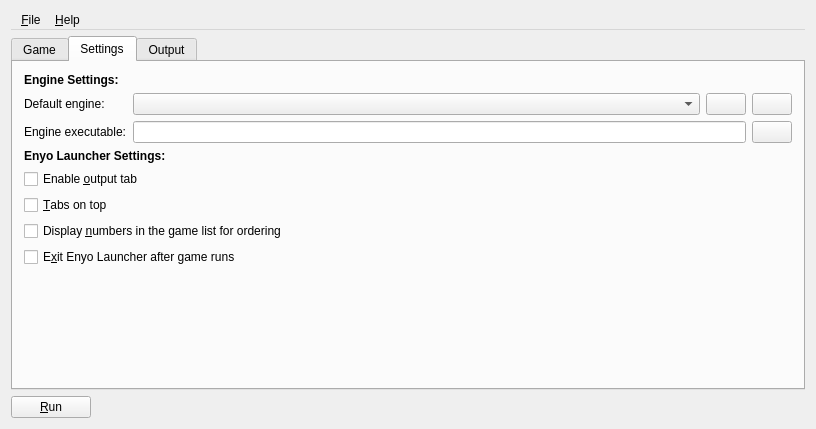
Above: src/e_mainwindow.ui from stephendcofer/enyo-launcher before the change. Below: the same form after it.
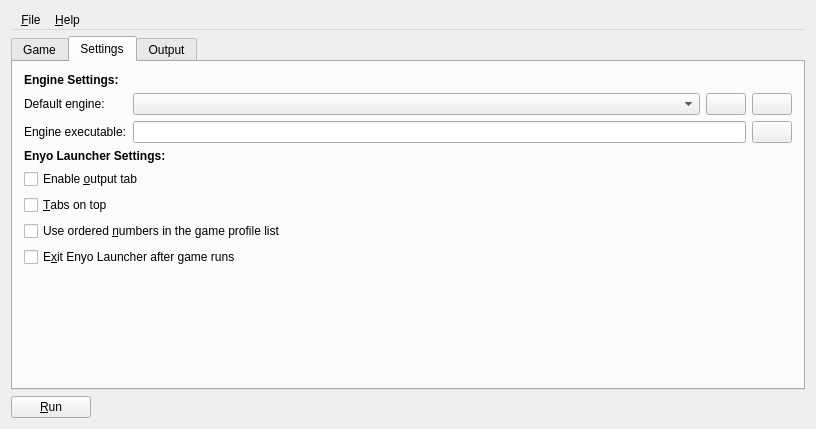
That is the form after the change. The open tabs and pages were chosen to show the change. Icons and pictures are not drawn.

Diff of the .ui file:
```diff
--- a/src/e_mainwindow.ui
+++ b/src/e_mainwindow.ui
@@ -467,7 +467,7 @@
 	  <item row="6" column="0" colspan="2">
 		  <widget class="QCheckBox" name="cb_show_numbers">
 			  <property name="text">
-				  <string>Display &amp;numbers in the game list for ordering</string>
+				  <string>Use ordered &amp;numbers in the game profile list</string>
 			  </property>
 		  </widget>
 	  </item>
```
Left out of the diff: 35 changed lines with no effect on the pictures.
